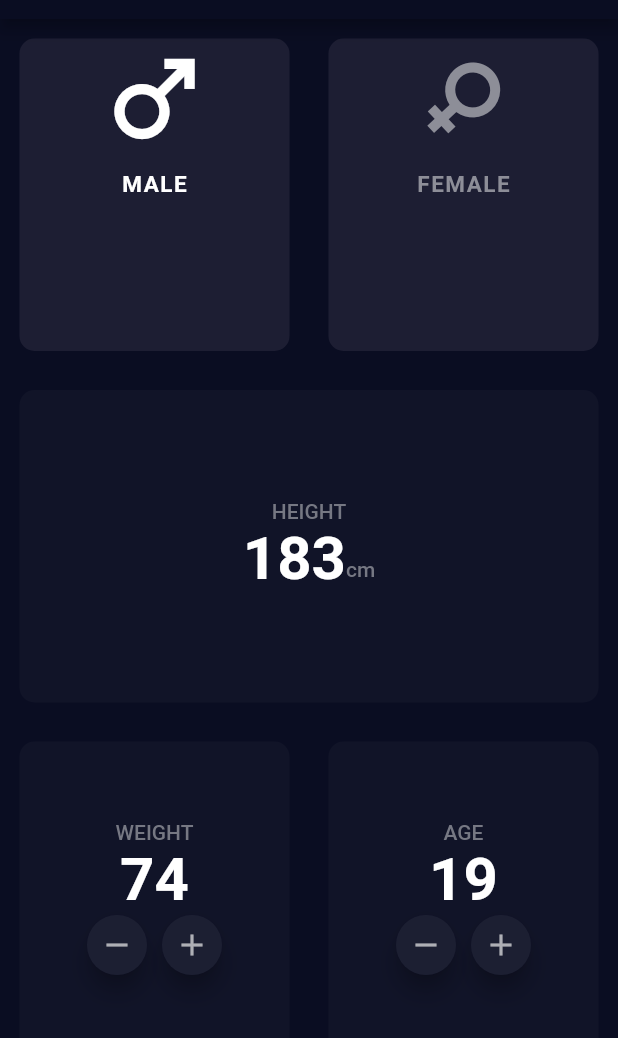
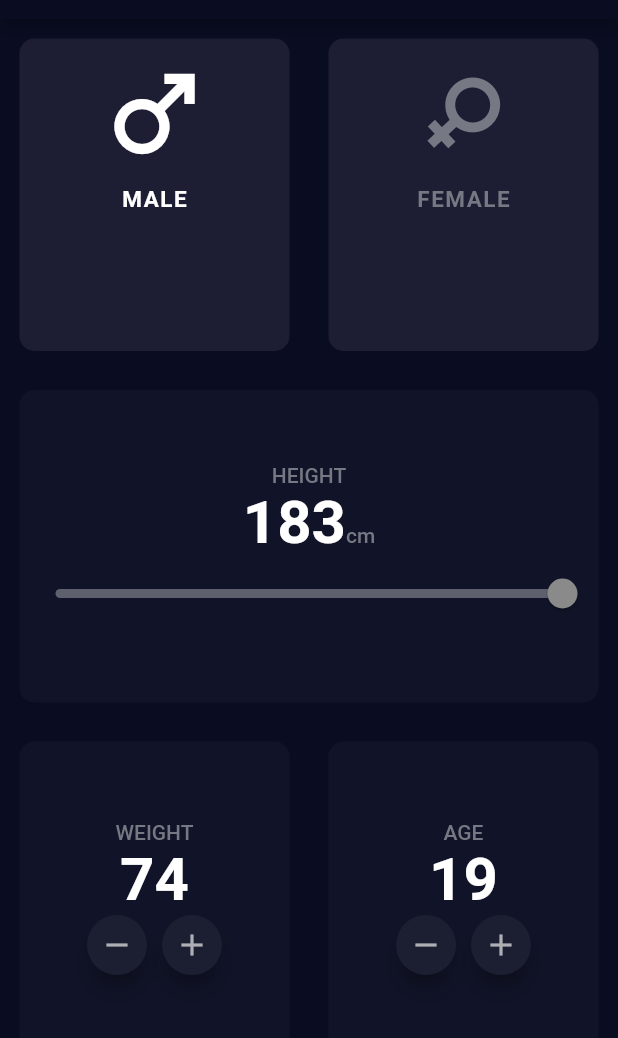
Before and after one commit to zeeshi2k1/bmi_calculator, a Flutter app: the screen it shows after launch, after a tap on "MALE", on a phone screen of 412 x 824 dp, the part 65-1103 px from its top. Run offline on Flutter 3.47's test engine with Material 2 defaults, Android fonts, the phone set to English and light mode, and no system bars; statements that could not run were skipped.

Commit message:
Initiat commit

```diff
--- /dev/null
+++ b/lib/constants.dart
@@ -0,0 +1,15 @@
+import 'package:flutter/material.dart';
+
+const kGenderCardColor = Color(0xFF1D1E33);
+const kCardColor = Color(0xFF111428);
+const kActiveColor = Colors.white;
+const kInactiveColor = Color(0xFF767883);
+const kBottomButtonColor = Color(0xFFEB1555);
+
+const kTitleStyle = TextStyle(
+  color: kInactiveColor,
+  fontWeight: FontWeight.w500,);
+
+const kValueStyle = TextStyle(
+  fontWeight: FontWeight.bold,
+  fontSize: 40,);
--- a/lib/gender_card.dart
+++ b/lib/gender_card.dart
@@ -16,7 +16,9 @@ class genderCard extends StatelessWidget {
 
   @override
   Widget build(BuildContext context) {
-    return Column(
+    return Padding(
+      padding: const EdgeInsets.only(top: 10),
+      child: Column(
         children: <Widget>[
           Transform.rotate(
             angle: angleValue,
@@ -35,6 +37,7 @@ class genderCard extends StatelessWidget {
             ),
           ),
         ],
+      ),
     );
   }
 }
--- /dev/null
+++ b/lib/increase_decrease_card.dart
@@ -0,0 +1,58 @@
+import 'package:flutter/material.dart';
+import 'constants.dart';
+
+class cardInDe extends StatelessWidget {
+
+  cardInDe({required this.title, required this.value});
+
+  final String title;
+  final String value;
+
+
+  @override
+  Widget build(BuildContext context) {
+    return  Column(
+      mainAxisAlignment: MainAxisAlignment.center,
+      children: <Widget>[
+        Text(
+          title,
+          style: kTitleStyle,
+        ),
+        Text(
+          value,
+          style: kValueStyle,
+        ),
+        Row(
+          mainAxisAlignment: MainAxisAlignment.center,
+          children: <Widget>[
+            Container(
+              height: 40,
+              width: 40,
+              child: FloatingActionButton(
+                onPressed: () {},
+                child: Icon(
+                  Icons.remove,
+                  color: Color(0xFFAEAFB5),
+                ),
+              ),
+            ),
+            SizedBox(
+              width: 10,
+            ),
+            Container(
+              height: 40,
+              width: 40,
+              child: FloatingActionButton(
+                onPressed: () {},
+                child: Icon(
+                  Icons.add,
+                  color: Color(0xFFAEAFB5),
+                ),
+              ),
+            ),
+          ],
+        ),
+      ],
+    );
+  }
+}
--- a/lib/input_page.dart
+++ b/lib/input_page.dart
@@ -1,14 +1,13 @@
 import 'package:flutter/material.dart';
 import 'reuseable_card.dart';
 import 'gender_card.dart';
+import 'increase_decrease_card.dart';
+import 'constants.dart';
 
-const genderCardColor = Color(0xFF1D1E33);
-const cardColor = Color(0xFF111428);
-const activeColor = Colors.white;
-const inactiveColor = Color(0xFF8D8E98);
-const bottomButtonColor = Color(0xFFEB1555);
-
-
+enum Gender{
+  male,
+  female,
+}
 
 class InputPage extends StatefulWidget {
   @override
@@ -17,19 +16,9 @@ class InputPage extends StatefulWidget {
 
 class _InputPageState extends State<InputPage> {
 
-  Color maleColor = activeColor;
-  Color femaleColor = inactiveColor;
+  Gender genderInput = Gender.male;
+  int height = 183;
 
-  void updateColor(String gender){
-    if (gender == "male") {
-      maleColor = activeColor;
-      femaleColor = inactiveColor;
-    }
-    else if (gender == "female") {
-      femaleColor = activeColor;
-      maleColor = inactiveColor;
-    }
-  }
   @override
   Widget build(BuildContext context) {
     return Scaffold(
@@ -52,19 +41,19 @@ class _InputPageState extends State<InputPage> {
                   child: GestureDetector(
                     onTap: (){
                       setState(() {
-                        updateColor("male");
+                        genderInput = Gender.male;
                       });
                     },
                     child: ReuseableCard(
-                      hexColor: genderCardColor,
+                      hexColor: kGenderCardColor,
                       childCard: genderCard(
                         angleValue: 0,
                         title: "MALE",
                         icon: Icon(
                             Icons.male,
-                            color: maleColor,
+                            color: genderInput == Gender.male ? kActiveColor : kInactiveColor,
                         ),
-                        coloring: maleColor,
+                        coloring: genderInput == Gender.male ? kActiveColor : kInactiveColor,
                       ),
                     ),
                   ),
@@ -73,19 +62,19 @@ class _InputPageState extends State<InputPage> {
                   child: GestureDetector(
                     onTap: (){
                       setState(() {
-                        updateColor("female");
+                        genderInput = Gender.female;
                       });
                     },
                     child: ReuseableCard(
-                      hexColor: genderCardColor,
+                      hexColor: kGenderCardColor,
                       childCard: genderCard(
                         angleValue: 44.8,
                         title: "FEMALE",
                         icon: Icon(
                             Icons.female,
-                            color: femaleColor,
+                            color: genderInput == Gender.female ? kActiveColor : kInactiveColor,
                         ),
-                        coloring: femaleColor,
+                        coloring: genderInput == Gender.female ? kActiveColor : kInactiveColor,
                       ),
                     ),
                   ),
@@ -95,39 +84,32 @@ class _InputPageState extends State<InputPage> {
           ),
           Expanded(
             child: ReuseableCard(
-              hexColor: cardColor,
+              hexColor: kCardColor,
               childCard: Column(
               mainAxisAlignment: MainAxisAlignment.center,
                 children: <Widget>[
                   Text(
                     "HEIGHT",
-                    style: TextStyle(
-                      color: Color(0xFF767883),
-                      fontWeight: FontWeight.w500,
-                    ),
+                    style: kTitleStyle,
                   ),
                   Row(
                     mainAxisAlignment: MainAxisAlignment.center,
+                    crossAxisAlignment: CrossAxisAlignment.baseline,
+                    textBaseline: TextBaseline.alphabetic,
                     children: <Widget>[
                       Text(
-                        "183",
-                        style: TextStyle(
-                          fontWeight: FontWeight.bold,
-                          fontSize: 40,
-                        ),
+                        height.toString(),
+                        style: kValueStyle,
                       ),
-                      Padding(
-                        padding: const EdgeInsets.only(top: 15),
-                        child: Text(
-                          "cm",
-                          style: TextStyle(
-                            color: Color(0xFF767883),
-                            fontWeight: FontWeight.w500,
-                          ),
-                        ),
+                      Text(
+                        "cm",
+                        style: kTitleStyle,
                       ),
                     ],
                   ),
+                  Slider(
+                      value: height.toDouble(),
+                      onChanged: ),
                 ],
               ),
             ),
@@ -137,117 +119,21 @@ class _InputPageState extends State<InputPage> {
               children: <Widget>[
                 Expanded(
                   child: ReuseableCard(
-                    hexColor: cardColor,
-                    childCard: Column(
-                      mainAxisAlignment: MainAxisAlignment.center,
-                      children: <Widget>[
-                        Text(
-                          "WEIGHT",
-                          style: TextStyle(
-                            color: Color(0xFF767883),
-                            fontWeight: FontWeight.w500,
-                          ),
-                        ),
-                        Text(
-                          "74",
-                          style: TextStyle(
-                            fontWeight: FontWeight.bold,
-                            fontSize: 40,
-                          ),
-                        ),
-                        Row(
-                          mainAxisAlignment: MainAxisAlignment.center,
-                          children: <Widget>[
-                            Container(
-                              height: 40,
-                              width: 40,
-                              child: FloatingActionButton(
-                                onPressed: () {},
-                                child: Icon(
-                                  Icons.remove,
-                                  color: Color(0xFFAEAFB5),
-                                ),
-                              ),
-                            ),
-                            SizedBox(
-                              width: 10,
-                            ),
-                            Container(
-                              height: 40,
-                              width: 40,
-                              child: FloatingActionButton(
-                                onPressed: () {},
-                                child: Icon(
-                                  Icons.add,
-                                  color: Color(0xFFAEAFB5),
-                                ),
-                              ),
-                            ),
-                          ],
-                        ),
-                      ],
-                    ),
+                    hexColor: kCardColor,
+                    childCard: cardInDe(title: "WEIGHT", value: "74",),
                   ),
                 ),
                 Expanded(
                   child: ReuseableCard(
-                    hexColor: cardColor,
-                    childCard: Column(
-                    mainAxisAlignment: MainAxisAlignment.center,
-                      children: <Widget>[
-                        Text(
-                          "AGE",
-                          style: TextStyle(
-                            color: Color(0xFF767883),
-                            fontWeight: FontWeight.w500,
-                          ),
-                        ),
-                        Text(
-                          "19",
-                          style: TextStyle(
-                            fontWeight: FontWeight.bold,
-                            fontSize: 40,
-                          ),
-                        ),
-                        Row(
-                          mainAxisAlignment: MainAxisAlignment.center,
-                          children: <Widget>[
-                            Container(
-                              height: 40,
-                              width: 40,
-                              child: FloatingActionButton(
-                                onPressed: () {},
-                                child: Icon(
-                                  Icons.remove,
-                                  color: Color(0xFFAEAFB5),
-                                ),
-                              ),
-                            ),
-                            SizedBox(
-                              width: 10,
-                            ),
-                            Container(
-                              height: 40,
-                              width: 40,
-                              child: FloatingActionButton(
-                                onPressed: () {},
-                                child: Icon(
-                                  Icons.add,
-                                  color: Color(0xFFAEAFB5),
-                                ),
-                              ),
-                            ),
-                          ],
-                        ),
-                      ],
-                    ),
+                    hexColor: kCardColor,
+                    childCard: cardInDe(title: "AGE", value: "19",),
                   ),
                 ),
               ],
             ),
           ),
           Container(
-            color: bottomButtonColor,
+            color: kBottomButtonColor,
             margin: EdgeInsets.only(top: 15),
             height: 50,
             width: double.infinity,
--- a/lib/reuseable_card.dart
+++ b/lib/reuseable_card.dart
@@ -4,7 +4,7 @@ class ReuseableCard extends StatelessWidget {
 
   ReuseableCard({
     required this.hexColor,
-    required this.childCard
+    required this.childCard,
   });
 
   final Color hexColor;
```
Lines whose indentation alone changed are shown as unchanged.
